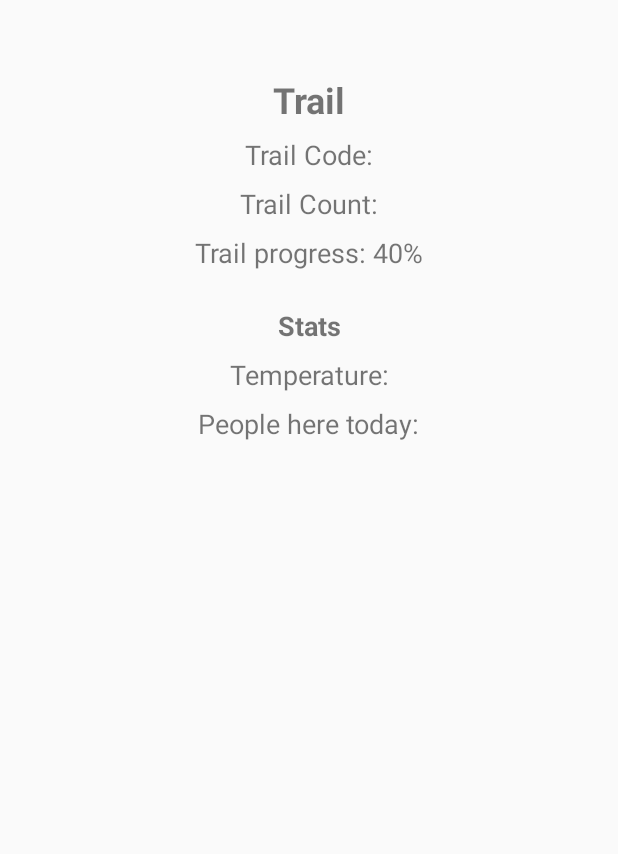
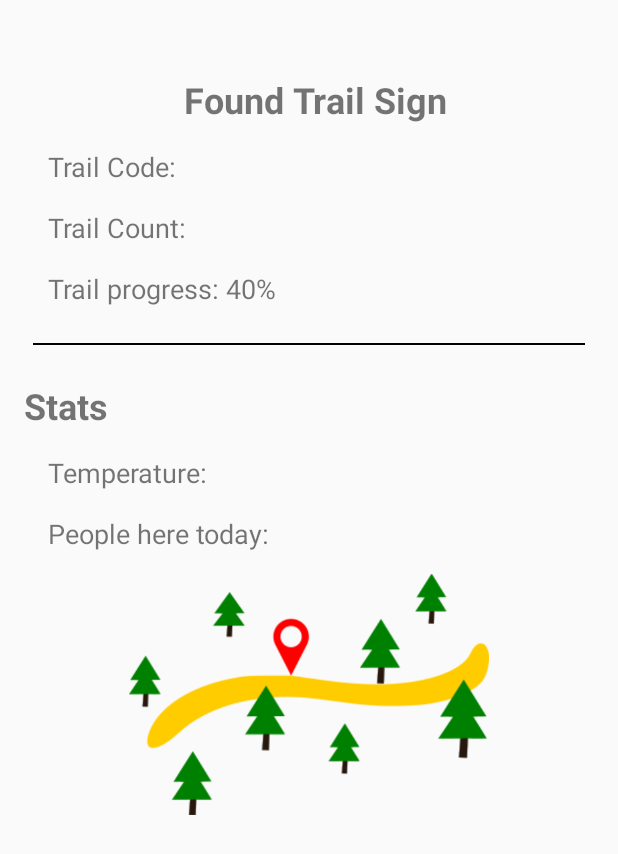
Before and after one commit to Gryphon87/HackTheAlps2018-IoTrees, an Android app: the layout activity_details.xml on its own in the app's theme, with its tools: preview values and no code run, on a phone screen of 412 x 824 dp. Shown: the top 854 px of the screen. Run offline under Robolectric (Android 15) with nearby library versions, the phone set to English and light mode, and no system bars.

Commit message:
last commit

```diff
--- a/AndroidApp/IoTree2/app/src/main/res/layout/activity_details.xml
+++ b/AndroidApp/IoTree2/app/src/main/res/layout/activity_details.xml
@@ -11,9 +11,10 @@
         android:layout_width="wrap_content"
         android:layout_height="wrap_content"
         android:layout_marginEnd="8dp"
-        android:layout_marginStart="8dp"
+        android:layout_marginStart="16dp"
         android:layout_marginTop="50dp"
-        android:text="Trail"
+        android:text="Found Trail Sign"
+        android:textAlignment="viewStart"
         android:textSize="24sp"
         android:textStyle="bold"
         app:layout_constraintEnd_toEndOf="parent"
@@ -24,12 +25,10 @@
         android:id="@+id/textView2"
         android:layout_width="wrap_content"
         android:layout_height="wrap_content"
-        android:layout_marginEnd="8dp"
-        android:layout_marginStart="8dp"
-        android:layout_marginTop="8dp"
+        android:layout_marginStart="32dp"
+        android:layout_marginTop="16dp"
         android:text="Trail Code:"
         android:textSize="18sp"
-        app:layout_constraintEnd_toEndOf="parent"
         app:layout_constraintStart_toStartOf="parent"
         app:layout_constraintTop_toBottomOf="@+id/textView" />
 
@@ -37,12 +36,10 @@
         android:id="@+id/textView3"
         android:layout_width="wrap_content"
         android:layout_height="wrap_content"
-        android:layout_marginEnd="8dp"
-        android:layout_marginStart="8dp"
-        android:layout_marginTop="8dp"
+        android:layout_marginStart="32dp"
+        android:layout_marginTop="16dp"
         android:text="Trail Count:"
         android:textSize="18sp"
-        app:layout_constraintEnd_toEndOf="parent"
         app:layout_constraintStart_toStartOf="parent"
         app:layout_constraintTop_toBottomOf="@+id/textView2" />
 
@@ -50,39 +47,46 @@
         android:id="@+id/textView4"
         android:layout_width="wrap_content"
         android:layout_height="wrap_content"
+        android:layout_marginStart="32dp"
+        android:layout_marginTop="16dp"
+        android:text="Trail progress: 40%"
+        android:textSize="18sp"
+        app:layout_constraintStart_toStartOf="parent"
+        app:layout_constraintTop_toBottomOf="@+id/textView3" />
+
+    <View
+        android:id="@+id/divider"
+        android:layout_width="368dp"
+        android:layout_height="1dp"
         android:layout_marginEnd="8dp"
         android:layout_marginStart="8dp"
-        android:layout_marginTop="8dp"
-        android:text="Trail progress: 40%"
-        android:textSize="18sp"
+        android:layout_marginTop="24dp"
+        android:background="@android:color/black"
+        android:visibility="visible"
         app:layout_constraintEnd_toEndOf="parent"
         app:layout_constraintStart_toStartOf="parent"
-        app:layout_constraintTop_toBottomOf="@+id/textView3" />
+        app:layout_constraintTop_toBottomOf="@+id/textView4" />
 
     <TextView
         android:id="@+id/textView5"
         android:layout_width="wrap_content"
         android:layout_height="wrap_content"
-        android:layout_marginEnd="8dp"
-        android:layout_marginStart="8dp"
+        android:layout_marginStart="16dp"
         android:layout_marginTop="24dp"
         android:text="Stats"
-        android:textSize="18sp"
+        android:textSize="24sp"
         android:textStyle="bold"
-        app:layout_constraintEnd_toEndOf="parent"
         app:layout_constraintStart_toStartOf="parent"
-        app:layout_constraintTop_toBottomOf="@+id/textView4" />
+        app:layout_constraintTop_toBottomOf="@+id/divider" />
 
     <TextView
         android:id="@+id/textView6"
         android:layout_width="wrap_content"
         android:layout_height="wrap_content"
-        android:layout_marginEnd="8dp"
-        android:layout_marginStart="8dp"
-        android:layout_marginTop="8dp"
+        android:layout_marginStart="32dp"
+        android:layout_marginTop="16dp"
         android:text="Temperature:"
         android:textSize="18sp"
-        app:layout_constraintEnd_toEndOf="parent"
         app:layout_constraintStart_toStartOf="parent"
         app:layout_constraintTop_toBottomOf="@+id/textView5" />
 
@@ -90,12 +94,23 @@
         android:id="@+id/textView7"
         android:layout_width="wrap_content"
         android:layout_height="wrap_content"
+        android:layout_marginStart="32dp"
+        android:layout_marginTop="16dp"
+        android:text="People here today:"
+        android:textSize="18sp"
+        app:layout_constraintStart_toStartOf="parent"
+        app:layout_constraintTop_toBottomOf="@+id/textView6" />
+
+    <ImageView
+        android:id="@+id/imageView"
+        android:layout_width="240dp"
+        android:layout_height="174dp"
         android:layout_marginEnd="8dp"
         android:layout_marginStart="8dp"
         android:layout_marginTop="8dp"
-        android:text="People here today:"
-        android:textSize="18sp"
         app:layout_constraintEnd_toEndOf="parent"
         app:layout_constraintStart_toStartOf="parent"
-        app:layout_constraintTop_toBottomOf="@+id/textView6" />
+        app:layout_constraintTop_toBottomOf="@+id/textView7"
+        app:srcCompat="@drawable/trail" />
+
 </android.support.constraint.ConstraintLayout>
```
Also changed, not shown: AndroidApp/IoTree2/app/src/main/res/drawable/trail.png (added).
